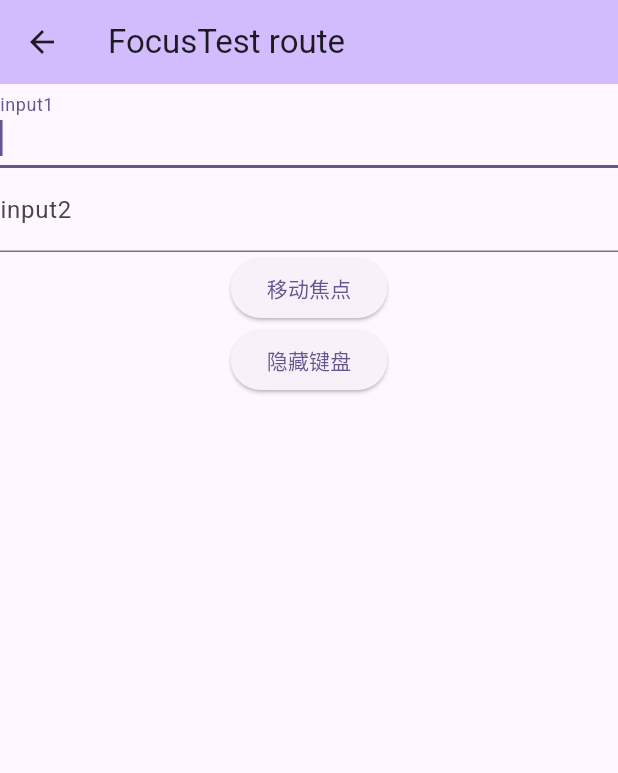
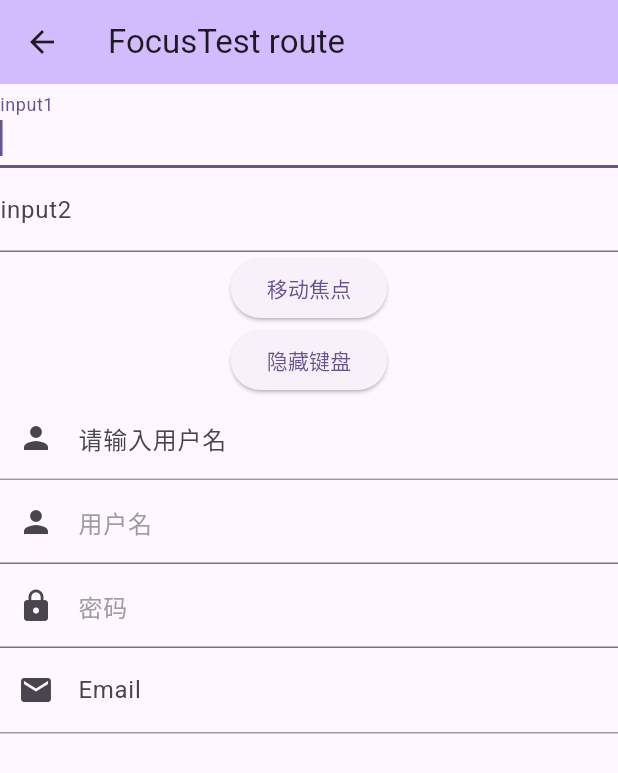
Before and after one commit to KuAi1995/flutterfl, a Flutter app: the FocusTestRoute screen opened directly, on a phone screen of 412 x 824 dp. Shown: the top 773 px of the screen. Run offline on Flutter 3.47's test engine with Material 3 defaults, Android fonts, the phone set to English and light mode, and no system bars.

Commit message:
自定义样式

```diff
--- a/lib/basewidget/focus_test_route.dart
+++ b/lib/basewidget/focus_test_route.dart
@@ -1,3 +1,4 @@
+import 'package:flutter/foundation.dart';
 import 'package:flutter/material.dart';
 
 class FocusTestRoute extends StatefulWidget {
@@ -11,6 +12,20 @@ class _FocusTestRouteState extends State<FocusTestRoute> {
   FocusNode focusNode1 = FocusNode();
   FocusNode focusNode2 = FocusNode();
   FocusScopeNode? focusScopeNode;
+
+  @override
+  void initState() {
+    super.initState();
+    // 初始化状态
+    if (kDebugMode) {
+      print("initState");
+    }
+    focusNode1.addListener(() {
+      if (kDebugMode) {
+        print("focusNode.hasFocus: ${focusNode1.hasFocus}");
+      }
+    });
+  }
 
   @override
   Widget build(BuildContext context) {
@@ -57,6 +72,62 @@ class _FocusTestRouteState extends State<FocusTestRoute> {
                 );
               },
             ),
+            TextField(
+              decoration: InputDecoration(
+                labelText: "请输入用户名",
+                prefixIcon: Icon(Icons.person),
+                // 未获得焦点下划线设为灰色
+                enabledBorder: UnderlineInputBorder(
+                  borderSide: BorderSide(color: Colors.grey),
+                ),
+                // 获得焦点下划线设为蓝色
+                focusedBorder: UnderlineInputBorder(
+                  borderSide: BorderSide(color: Colors.blue),
+                ),
+              ),
+            ),
+            Theme(
+                data: Theme.of(context).copyWith(
+                    hintColor: Colors.grey[200], //定义下划线颜色
+                    inputDecorationTheme: InputDecorationTheme(
+                        labelStyle: TextStyle(color: Colors.grey),
+                        // 定义label字体样式
+                        hintStyle: TextStyle(
+                            color: Colors.grey, fontSize: 14.0) // 定义提示文本样式
+                        )),
+                child: Column(
+                  children: <Widget>[
+                    TextField(
+                      decoration: InputDecoration(
+                          labelText: "用户名",
+                          hintText: "用户名或邮箱",
+                          prefixIcon: Icon(Icons.person)),
+                    ),
+                    TextField(
+                      decoration: InputDecoration(
+                          prefixIcon: Icon(Icons.lock),
+                          labelText: "密码",
+                          hintText: "您的登录密码",
+                          hintStyle:
+                              TextStyle(color: Colors.grey, fontSize: 13.0)),
+                      obscureText: true,
+                    )
+                  ],
+                )),
+            Container(
+              decoration: BoxDecoration(
+                  // 下滑线浅灰色，宽度1像素
+                  border: Border(
+                      bottom: BorderSide(color: Colors.grey, width: 1.0))),
+              child: TextField(
+                  keyboardType: TextInputType.emailAddress,
+                  decoration: InputDecoration(
+                      labelText: "Email",
+                      hintText: "电子邮件地址",
+                      prefixIcon: Icon(Icons.email),
+                      border: InputBorder.none //隐藏下划线
+                      )),
+            ),
           ],
         ),
       ),
```
